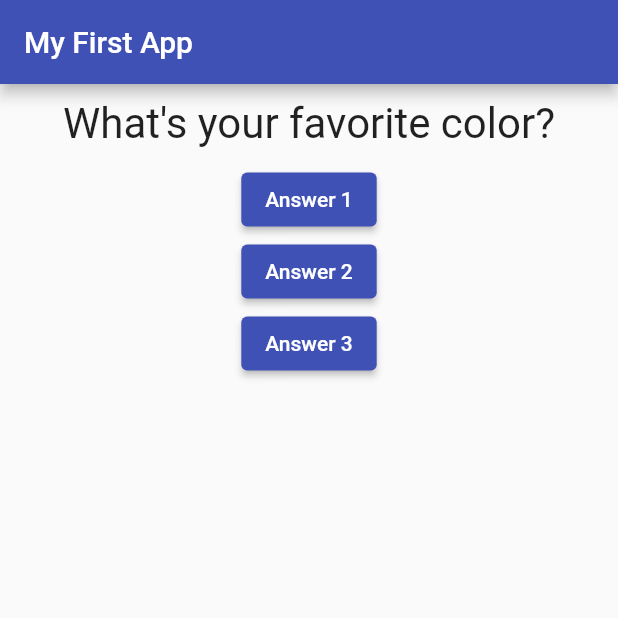
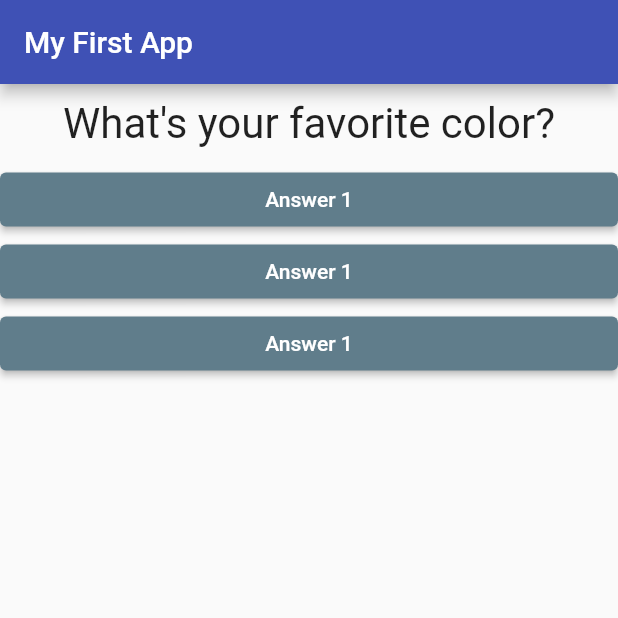
Before and after one commit to BrushankPatra/snake, a Flutter app: the screen it shows after launch, on a phone screen of 412 x 824 dp, the top half of it. Run offline on Flutter 3.47's test engine with Material 2 defaults, Android fonts, the phone set to English and light mode, and no system bars.

Commit message:
answer.dart file created

```diff
--- /dev/null
+++ b/lib/answer.dart
@@ -0,0 +1,21 @@
+import "package:flutter/material.dart";
+
+class Answer extends StatelessWidget {
+  final Function selectHandler;
+
+  Answer(this.selectHandler);
+
+  @override
+  Widget build(BuildContext context) {
+    return Container(
+      width: double.infinity,
+      child: ElevatedButton(
+        style: ButtonStyle(
+          backgroundColor: MaterialStateProperty.all(Colors.blueGrey),
+        ),
+        onPressed: selectHandler,
+        child: Text("Answer 1"),
+      ),
+    );
+  }
+}
--- a/lib/main.dart
+++ b/lib/main.dart
@@ -1,6 +1,7 @@
 import "package:flutter/material.dart";
 
 import "./question.dart";
+import "./answer.dart";
 
 void main() {
   runApp(MyApp());
@@ -39,18 +40,9 @@ class _MyAppState extends State<MyApp> {
         ),
         body: Column(children: [
           Question(questions[_questionIndex]),
-          ElevatedButton(
-            onPressed: _answerQuestion,
-            child: Text("Answer 1"),
-          ),
-          ElevatedButton(
-            onPressed: _answerQuestion,
-            child: Text("Answer 2"),
-          ),
-          ElevatedButton(
-            onPressed: _answerQuestion,
-            child: Text("Answer 3"),
-          ),
+          Answer(_answerQuestion),
+          Answer(_answerQuestion),
+          Answer(_answerQuestion),
         ]),
       ),
     );
```
